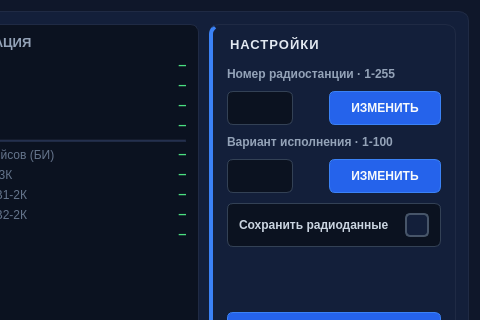
First picture: the form in updateBKU.ui, repository vitalisimys/Check_station, before the edit; both pictures show x 420 to 900 and y 0 to 320 of the 900 by 460 pixel window.
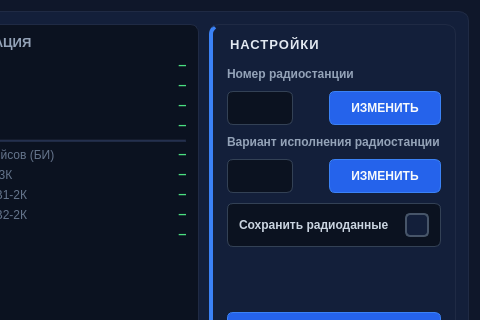
Second picture: the form after the edit. Icons and pictures are not drawn.

What changed in the file:
```diff
--- a/updateBKU.ui
+++ b/updateBKU.ui
@@ -726,7 +726,7 @@
 font-weight: bold;</string>
              </property>
              <property name="text">
-              <string>Номер радиостанции · 1-255</string>
+              <string>Номер радиостанции</string>
              </property>
             </widget>
            </item>
@@ -860,7 +860,7 @@
 font-weight: bold;</string>
              </property>
              <property name="text">
-              <string>Вариант исполнения · 1-100</string>
+              <string>Вариант исполнения радиостанции</string>
              </property>
             </widget>
            </item>
```
